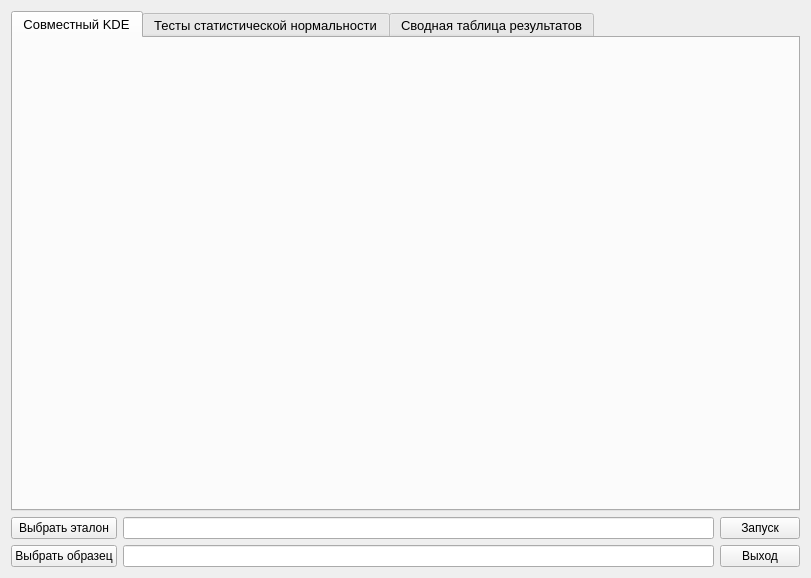
Qt form src/main/python/ui/health_weather.ui (podkidyshev/health-weather_correlation) before a commit.
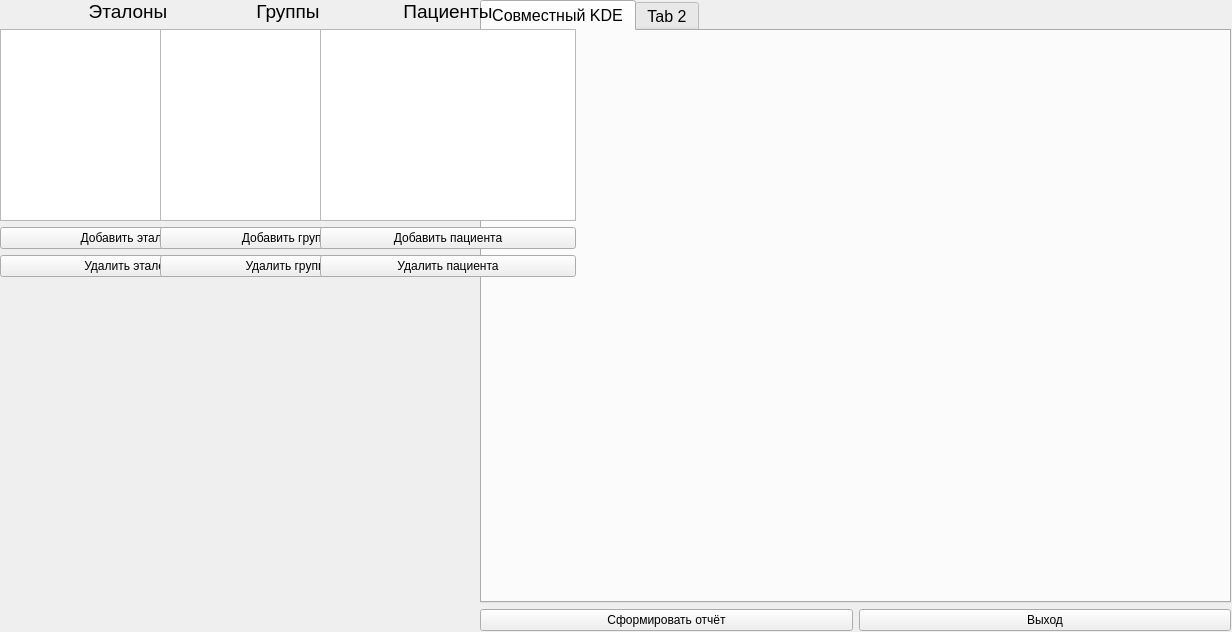
The same form after that commit.

Commit message: new health-weather ui

```diff
--- a/src/main/python/ui/health_weather.ui
+++ b/src/main/python/ui/health_weather.ui
@@ -6,144 +6,230 @@
    <rect>
     <x>0</x>
     <y>0</y>
-    <width>811</width>
-    <height>578</height>
+    <width>1232</width>
+    <height>632</height>
    </rect>
   </property>
-  <property name="sizePolicy">
-   <sizepolicy hsizetype="Preferred" vsizetype="Expanding">
-    <horstretch>0</horstretch>
-    <verstretch>0</verstretch>
-   </sizepolicy>
-  </property>
-  <property name="minimumSize">
-   <size>
-    <width>0</width>
-    <height>0</height>
-   </size>
-  </property>
-  <property name="maximumSize">
-   <size>
-    <width>16777215</width>
-    <height>16777215</height>
-   </size>
-  </property>
   <property name="windowTitle">
    <string>Программа</string>
   </property>
-  <layout class="QVBoxLayout" name="verticalLayout">
-   <item>
-    <layout class="QVBoxLayout" name="verticalLayout_5">
-     <item>
-      <widget class="QTabWidget" name="tabWidget">
-       <property name="minimumSize">
-        <size>
-         <width>500</width>
-         <height>500</height>
-        </size>
-       </property>
-       <property name="maximumSize">
-        <size>
-         <width>16777215</width>
-         <height>16777215</height>
-        </size>
-       </property>
-       <property name="font">
-        <font>
-         <pointsize>10</pointsize>
-        </font>
-       </property>
-       <property name="currentIndex">
-        <number>0</number>
-       </property>
-       <widget class="QWidget" name="kde_tab">
-        <property name="sizePolicy">
-         <sizepolicy hsizetype="Expanding" vsizetype="Expanding">
-          <horstretch>0</horstretch>
-          <verstretch>0</verstretch>
-         </sizepolicy>
+  <widget class="QWidget" name="verticalLayoutWidget_4">
+   <property name="geometry">
+    <rect>
+     <x>480</x>
+     <y>0</y>
+     <width>751</width>
+     <height>631</height>
+    </rect>
+   </property>
+   <layout class="QVBoxLayout" name="data_layout">
+    <item>
+     <widget class="QTabWidget" name="tabWidget">
+      <property name="font">
+       <font>
+        <pointsize>12</pointsize>
+       </font>
+      </property>
+      <property name="currentIndex">
+       <number>0</number>
+      </property>
+      <widget class="QWidget" name="kde_tab">
+       <attribute name="title">
+        <string>Совместный KDE</string>
+       </attribute>
+      </widget>
+      <widget class="QWidget" name="tab_2">
+       <attribute name="title">
+        <string>Tab 2</string>
+       </attribute>
+      </widget>
+     </widget>
+    </item>
+    <item>
+     <layout class="QGridLayout" name="gridLayout">
+      <property name="sizeConstraint">
+       <enum>QLayout::SetMaximumSize</enum>
+      </property>
+      <item row="0" column="1">
+       <widget class="QPushButton" name="exit_btn">
+        <property name="text">
+         <string>Выход</string>
         </property>
-        <property name="minimumSize">
-         <size>
-          <width>300</width>
-          <height>300</height>
-         </size>
+       </widget>
+      </item>
+      <item row="0" column="0">
+       <widget class="QPushButton" name="report_btn">
+        <property name="text">
+         <string>Сформировать отчёт</string>
         </property>
-        <attribute name="title">
-         <string>Совместный KDE</string>
-        </attribute>
-        <layout class="QVBoxLayout" name="verticalLayout_2">
-         <item>
-          <layout class="QHBoxLayout" name="kde_layout"/>
-         </item>
-        </layout>
        </widget>
-       <widget class="QWidget" name="tests_tab">
-        <attribute name="title">
-         <string>Тесты статистической нормальности</string>
-        </attribute>
-        <layout class="QVBoxLayout" name="verticalLayout_3">
-         <item>
-          <layout class="QHBoxLayout" name="tests_layout"/>
-         </item>
-        </layout>
+      </item>
+     </layout>
+    </item>
+   </layout>
+  </widget>
+  <widget class="QWidget" name="verticalLayoutWidget">
+   <property name="geometry">
+    <rect>
+     <x>0</x>
+     <y>0</y>
+     <width>160</width>
+     <height>631</height>
+    </rect>
+   </property>
+   <layout class="QVBoxLayout" name="ref_layout">
+    <property name="sizeConstraint">
+     <enum>QLayout::SetFixedSize</enum>
+    </property>
+    <item>
+     <layout class="QGridLayout" name="ref_gridLayout">
+      <property name="sizeConstraint">
+       <enum>QLayout::SetFixedSize</enum>
+      </property>
+      <item row="1" column="0">
+       <widget class="QListWidget" name="ref_list"/>
+      </item>
+      <item row="2" column="0">
+       <widget class="QPushButton" name="add_ref_btn">
+        <property name="text">
+         <string>Добавить эталон</string>
+        </property>
        </widget>
-       <widget class="QWidget" name="table_tab">
-        <attribute name="title">
-         <string>Сводная таблица результатов</string>
-        </attribute>
-        <layout class="QVBoxLayout" name="verticalLayout_4">
-         <item>
-          <layout class="QHBoxLayout" name="table_layout"/>
-         </item>
-        </layout>
+      </item>
+      <item row="3" column="0">
+       <widget class="QPushButton" name="del_ref_btn">
+        <property name="text">
+         <string>Удалить эталон</string>
+        </property>
        </widget>
-      </widget>
-     </item>
-     <item>
-      <layout class="QGridLayout" name="gridLayout">
-       <property name="sizeConstraint">
-        <enum>QLayout::SetFixedSize</enum>
-       </property>
-       <item row="0" column="1">
-        <widget class="QLineEdit" name="standard_line"/>
-       </item>
-       <item row="1" column="1">
-        <widget class="QLineEdit" name="sample_line"/>
-       </item>
-       <item row="1" column="0">
-        <widget class="QPushButton" name="sample_btn">
-         <property name="text">
-          <string>Выбрать образец</string>
-         </property>
-        </widget>
-       </item>
-       <item row="0" column="0">
-        <widget class="QPushButton" name="standard_btn">
-         <property name="text">
-          <string>Выбрать эталон</string>
-         </property>
-        </widget>
-       </item>
-       <item row="0" column="2">
-        <widget class="QPushButton" name="start_btn">
-         <property name="text">
-          <string>Запуск</string>
-         </property>
-        </widget>
-       </item>
-       <item row="1" column="2">
-        <widget class="QPushButton" name="exit_btn">
-         <property name="text">
-          <string>Выход</string>
-         </property>
-        </widget>
-       </item>
-      </layout>
-     </item>
-    </layout>
-   </item>
-  </layout>
+      </item>
+      <item row="0" column="0">
+       <widget class="QLabel" name="ref_label">
+        <property name="font">
+         <font>
+          <pointsize>14</pointsize>
+         </font>
+        </property>
+        <property name="text">
+         <string>Эталоны</string>
+        </property>
+        <property name="alignment">
+         <set>Qt::AlignCenter</set>
+        </property>
+       </widget>
+      </item>
+     </layout>
+    </item>
+   </layout>
+  </widget>
+  <widget class="QWidget" name="verticalLayoutWidget_2">
+   <property name="geometry">
+    <rect>
+     <x>160</x>
+     <y>0</y>
+     <width>160</width>
+     <height>631</height>
+    </rect>
+   </property>
+   <layout class="QVBoxLayout" name="group_layout">
+    <property name="sizeConstraint">
+     <enum>QLayout::SetFixedSize</enum>
+    </property>
+    <item>
+     <layout class="QGridLayout" name="group_gridLayout">
+      <property name="sizeConstraint">
+       <enum>QLayout::SetFixedSize</enum>
+      </property>
+      <item row="1" column="0">
+       <widget class="QListWidget" name="group_list"/>
+      </item>
+      <item row="2" column="0">
+       <widget class="QPushButton" name="add_group_btn">
+        <property name="text">
+         <string>Добавить группу</string>
+        </property>
+       </widget>
+      </item>
+      <item row="3" column="0">
+       <widget class="QPushButton" name="del_group_btn">
+        <property name="text">
+         <string>Удалить группу</string>
+        </property>
+       </widget>
+      </item>
+      <item row="0" column="0">
+       <widget class="QLabel" name="group_label">
+        <property name="font">
+         <font>
+          <pointsize>14</pointsize>
+         </font>
+        </property>
+        <property name="text">
+         <string>Группы</string>
+        </property>
+        <property name="alignment">
+         <set>Qt::AlignCenter</set>
+        </property>
+       </widget>
+      </item>
+     </layout>
+    </item>
+   </layout>
+  </widget>
+  <widget class="QWidget" name="verticalLayoutWidget_3">
+   <property name="geometry">
+    <rect>
+     <x>320</x>
+     <y>0</y>
+     <width>160</width>
+     <height>631</height>
+    </rect>
+   </property>
+   <layout class="QVBoxLayout" name="patient_layout">
+    <property name="sizeConstraint">
+     <enum>QLayout::SetFixedSize</enum>
+    </property>
+    <item>
+     <layout class="QGridLayout" name="patient_gridLayout">
+      <property name="sizeConstraint">
+       <enum>QLayout::SetFixedSize</enum>
+      </property>
+      <item row="0" column="0">
+       <widget class="QLabel" name="patient_label">
+        <property name="font">
+         <font>
+          <pointsize>14</pointsize>
+         </font>
+        </property>
+        <property name="text">
+         <string>Пациенты</string>
+        </property>
+        <property name="alignment">
+         <set>Qt::AlignCenter</set>
+        </property>
+       </widget>
+      </item>
+      <item row="2" column="0">
+       <widget class="QPushButton" name="add_patient_btn">
+        <property name="text">
+         <string>Добавить пациента</string>
+        </property>
+       </widget>
+      </item>
+      <item row="1" column="0">
+       <widget class="QListWidget" name="patient_list"/>
+      </item>
+      <item row="3" column="0">
+       <widget class="QPushButton" name="del_patient_btn">
+        <property name="text">
+         <string>Удалить пациента</string>
+        </property>
+       </widget>
+      </item>
+     </layout>
+    </item>
+   </layout>
+  </widget>
  </widget>
  <resources/>
  <connections/>
```
Left out of the diff: 2 changed lines with no effect on the pictures. The commit also changes 3 other files.
